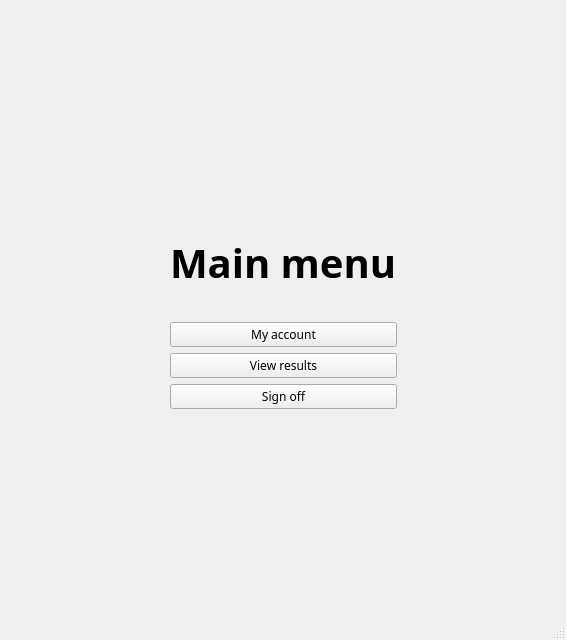
VojtaDC/FINAL_COVID_PROJECT, file ui/patientmenu.ui: the form before one commit.
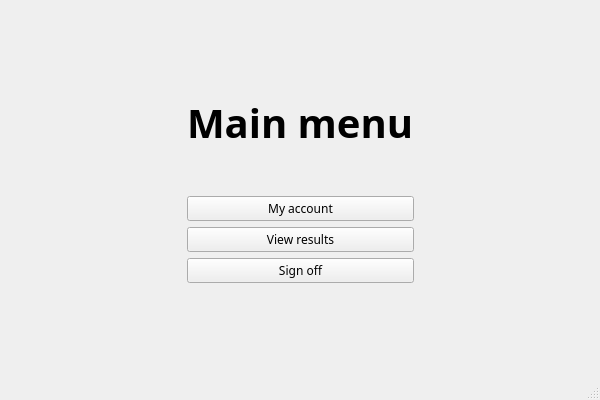
The form after the commit.

What changed in the file:
```diff
--- a/ui/patientmenu.ui
+++ b/ui/patientmenu.ui
@@ -6,14 +6,14 @@
    <rect>
     <x>0</x>
     <y>0</y>
-    <width>566</width>
-    <height>640</height>
+    <width>600</width>
+    <height>400</height>
    </rect>
   </property>
   <property name="maximumSize">
    <size>
-    <width>10000</width>
-    <height>10000</height>
+    <width>800</width>
+    <height>600</height>
    </size>
   </property>
   <property name="windowTitle">
@@ -35,8 +35,8 @@
      </spacer>
     </item>
     <item row="1" column="1">
-     <layout class="QGridLayout" name="gridLayout" rowstretch="1,0,0,0" columnstretch="0">
-      <item row="3" column="0">
+     <layout class="QGridLayout" name="gridLayout" rowstretch="1,0,0,0,0" columnstretch="0">
+      <item row="4" column="0">
        <widget class="QPushButton" name="signoffButton">
         <property name="font">
          <font>
@@ -48,7 +48,7 @@
         </property>
        </widget>
       </item>
-      <item row="2" column="0">
+      <item row="3" column="0">
        <widget class="QPushButton" name="resultsButton">
         <property name="font">
          <font>
@@ -60,7 +60,7 @@
         </property>
        </widget>
       </item>
-      <item row="1" column="0">
+      <item row="2" column="0">
        <widget class="QPushButton" name="accountButton">
         <property name="font">
          <font>
@@ -87,6 +87,19 @@
         </property>
        </widget>
       </item>
+      <item row="1" column="0">
+       <spacer name="verticalSpacer_3">
+        <property name="orientation">
+         <enum>Qt::Vertical</enum>
+        </property>
+        <property name="sizeHint" stdset="0">
+         <size>
+          <width>20</width>
+          <height>40</height>
+         </size>
+        </property>
+       </spacer>
+      </item>
      </layout>
     </item>
     <item row="1" column="0">
```
Left out of the diff: 4 changed lines with no effect on the pictures.
